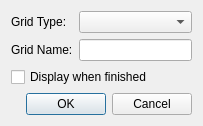
First picture: the form in ProjectViewer/selectgridtypeandnamedialog.ui, repository fsoos74/su, before the edit.
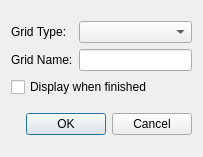
Second picture: the form after the edit. Icons and pictures are not drawn.

The edit to the form file:
```diff
--- a/ProjectViewer/selectgridtypeandnamedialog.ui
+++ b/ProjectViewer/selectgridtypeandnamedialog.ui
@@ -7,7 +7,7 @@
     <x>0</x>
     <y>0</y>
     <width>203</width>
-    <height>124</height>
+    <height>157</height>
    </rect>
   </property>
   <property name="windowTitle">
```
Left out of the diff: 8 changed lines with no effect on the pictures.
